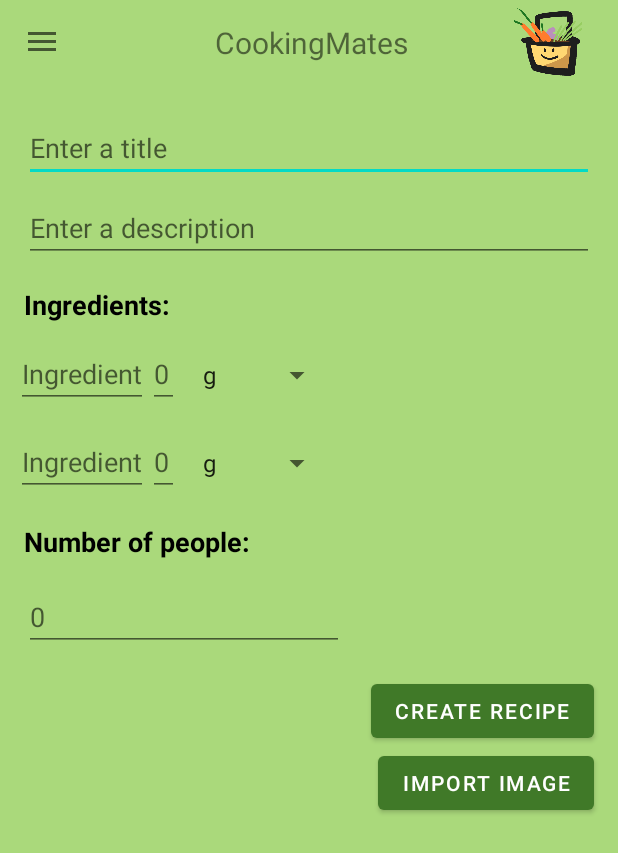
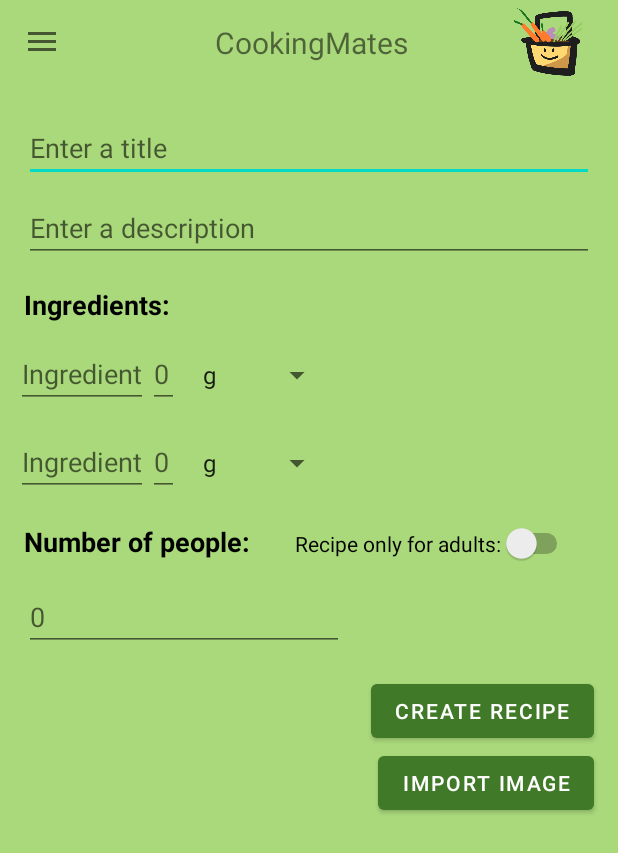
Before and after one commit to EzraLeeuwenhage/CookingMates, an Android app: the CreateRecipeActivity screen opened directly, with no data from a screen before it, on a phone screen of 412 x 824 dp. Shown: the top 853 px of the screen. Run offline under Robolectric (Android 15) with nearby library versions, the phone set to English and light mode, and no system bars; 1 statement that could not run was skipped.

Commit message:
Added check for age-restricted recipes

```diff
--- a/AndroidApp/app/src/main/java/com/CreateRecipeActivity.java
+++ b/AndroidApp/app/src/main/java/com/CreateRecipeActivity.java
@@ -38,6 +38,7 @@ import android.widget.ImageView;
 import android.widget.LinearLayout;
 import android.widget.LinearLayout.LayoutParams;
 import android.widget.Spinner;
+import android.widget.Switch;
 import android.widget.TextView;
 import android.widget.Toast;
 
@@ -59,7 +60,6 @@ public class CreateRecipeActivity extends AppCompatActivity implements Navigatio
     private final int REQUEST_SELECT_IMAGE = 2;
 
     private int creatorId = 0;
-    private boolean adult = true;
     private Recipe recipe;
     private ServerCallsApi api;
     private Bitmap bitmapImage;
@@ -76,6 +76,10 @@ public class CreateRecipeActivity extends AppCompatActivity implements Navigatio
     protected void onCreate(Bundle savedInstanceState) {
         super.onCreate(savedInstanceState);
         setContentView(R.layout.activity_create_recipe);
+
+        // store id of the user that is going to create a recipe
+        User user = getIntent().getParcelableExtra("user");
+        creatorId = user.getUserId();
 
         image = findViewById(R.id.imageRecipe);
 
@@ -259,7 +263,10 @@ public class CreateRecipeActivity extends AppCompatActivity implements Navigatio
             numberOfPeople = Integer.parseInt(editNumberOfPeople.getText().toString());
         }
 
-        TextView textViewCreated = findViewById(R.id.textViewResult);
+        // set if recipe is for adults or not
+        Switch sw = findViewById(R.id.switch1);
+        boolean adult = sw.isChecked();
+
         this.recipe = new Recipe(creatorId, name, description, ingredients, quantities, numberOfPeople, adult);
         if (isValidRecipe(this.recipe)) {
             Log.i("created", "Recipe valid");
--- a/AndroidApp/app/src/main/java/com/Recipe.java
+++ b/AndroidApp/app/src/main/java/com/Recipe.java
@@ -135,7 +135,7 @@ public class Recipe implements Parcelable {
         return numberpeople;
     }
 
-    public boolean isAdult() {
+    public boolean isForAdult() {
         return adult;
     }
 
--- a/AndroidApp/app/src/main/java/com/User.java
+++ b/AndroidApp/app/src/main/java/com/User.java
@@ -161,6 +161,8 @@ public class User implements Parcelable {
         return Calendar.getInstance().get(Calendar.YEAR) - cal.get(Calendar.YEAR) > 17;
     }
 
+    public int getUserId() { return userId; }
+
     @Override
     public int describeContents() {
         return 0;
--- a/AndroidApp/app/src/main/res/layout/activity_create_recipe.xml
+++ b/AndroidApp/app/src/main/res/layout/activity_create_recipe.xml
@@ -161,5 +161,14 @@
             app:layout_constraintVertical_bias="0.0"
             tools:srcCompat="@tools:sample/avatars" />
 
+        <Switch
+            android:id="@+id/switch1"
+            android:layout_width="wrap_content"
+            android:layout_height="wrap_content"
+            android:text="Recipe only for adults:"
+            app:layout_constraintEnd_toEndOf="parent"
+            app:layout_constraintStart_toEndOf="@+id/textViewNrPeople"
+            app:layout_constraintTop_toTopOf="@+id/textViewNrPeople" />
+
     </androidx.constraintlayout.widget.ConstraintLayout>
 </androidx.drawerlayout.widget.DrawerLayout>
```
Also changed, not shown: AndroidApp/app/src/main/java/com/SearchRecipe.java (+9 -0 lines).
